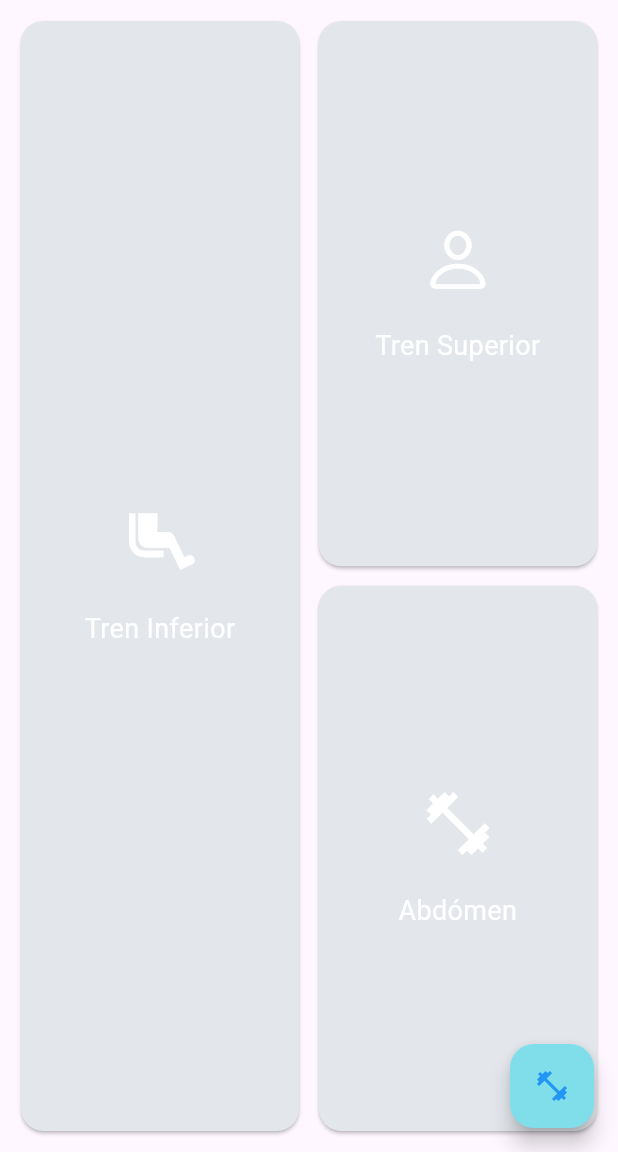
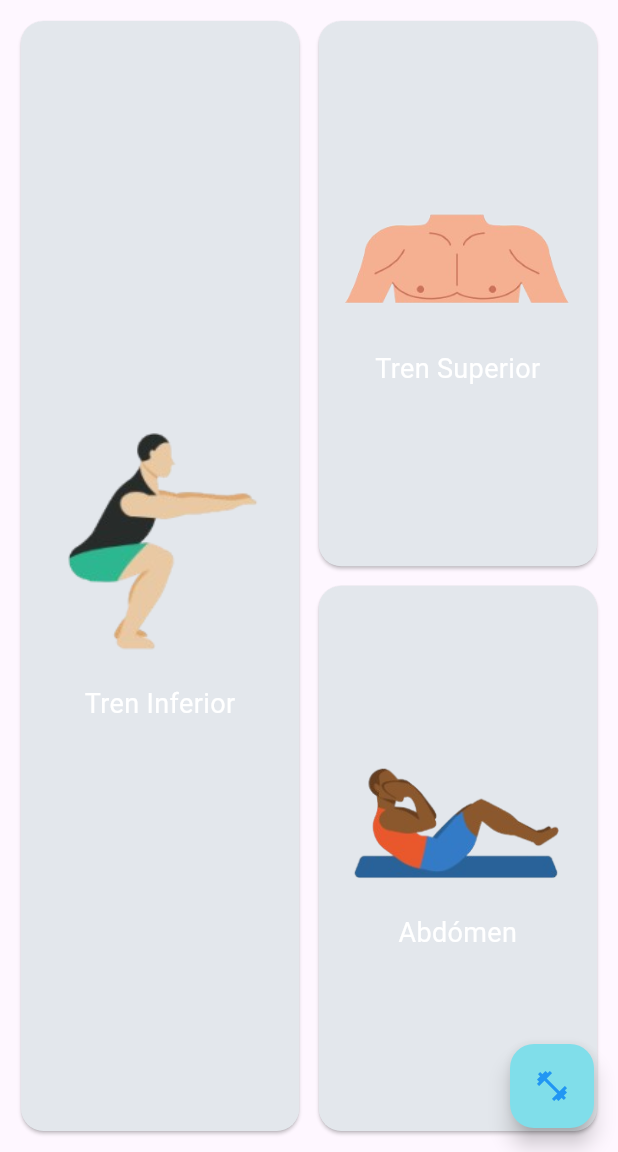
Before and after one commit to Kikemm11/BeFit, a Flutter app: the HomeScreen screen opened directly, on a phone screen of 412 x 824 dp, the part 84-1236 px from its top. Run offline on Flutter 3.47's test engine with Material 3 defaults, Android fonts, the phone set to English and light mode, and no system bars; our stand-ins replace carousel_slider, sqflite; missing offline and left inert: dart:ffi; accounts and stored records are empty; statements that could not run were skipped.

Commit message:
Update home plan images

```diff
--- a/lib/routes/HomeScreen.dart
+++ b/lib/routes/HomeScreen.dart
@@ -171,10 +171,10 @@ class _HomeScreenState extends State<HomeScreen> {
                                       child: Column(
                                         mainAxisAlignment: MainAxisAlignment.center,
                                         children: [
-                                          Icon(
-                                            Icons.airline_seat_legroom_extra,
-                                            color: Colors.white,
-                                            size: 50,
+                                          Image.asset(
+                                              'lib/assets/bottom_body_plan.png',
+                                            height: 150,
+                                            width: 200,
                                           ),
                                           SizedBox(height: 20),
                                           Text(
@@ -225,10 +225,10 @@ class _HomeScreenState extends State<HomeScreen> {
                                             child: Column(
                                               mainAxisAlignment: MainAxisAlignment.center,
                                               children: [
-                                                Icon(
-                                                  CupertinoIcons.person,
-                                                  color: Colors.white,
-                                                  size: 50,
+                                                Image.asset(
+                                                  'lib/assets/upper_body_plan.png',
+                                                  height: 80,
+                                                  width: 150,
                                                 ),
                                                 SizedBox(height: 20),
                                                 Text(
@@ -272,10 +272,10 @@ class _HomeScreenState extends State<HomeScreen> {
                                             child: Column(
                                               mainAxisAlignment: MainAxisAlignment.center,
                                               children: [
-                                                Icon(
-                                                  Icons.fitness_center,
-                                                  color: Colors.white,
-                                                  size: 50,
+                                                Image.asset(
+                                                  'lib/assets/abs_plan.png',
+                                                  height: 80,
+                                                  width: 200,
                                                 ),
                                                 SizedBox(height: 20),
                                                 Text(
```
Also changed, not shown: lib/assets/abs_plan.png (added), lib/assets/bottom_body_plan.png (added), lib/assets/upper_body_plan.png (added).
